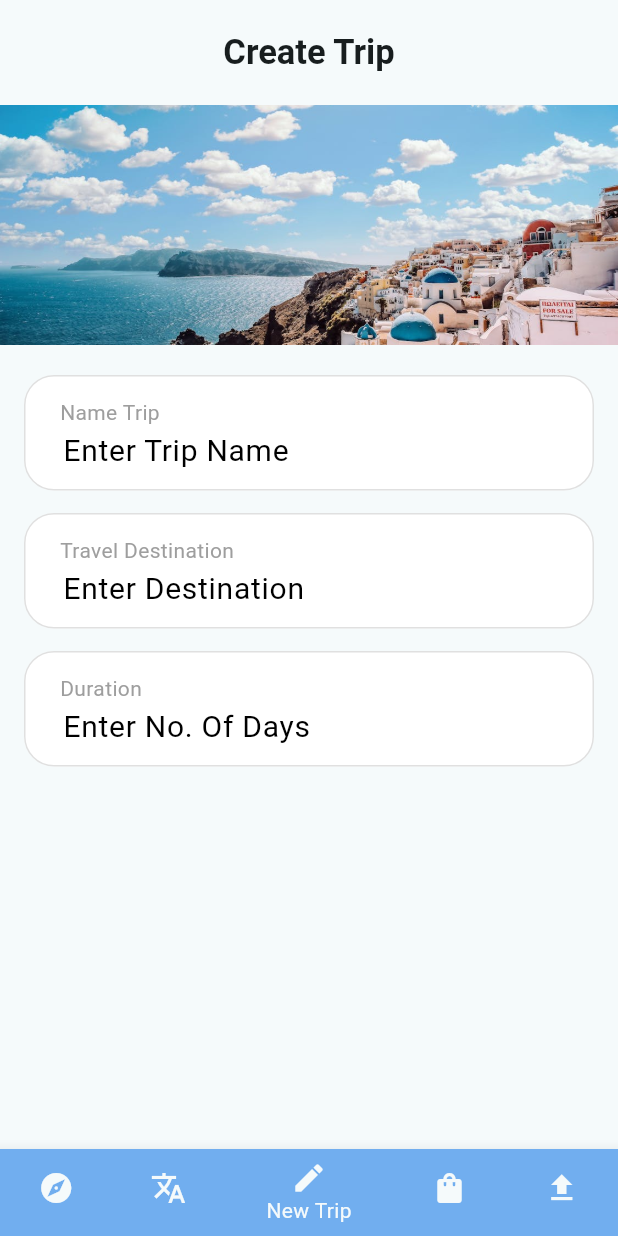
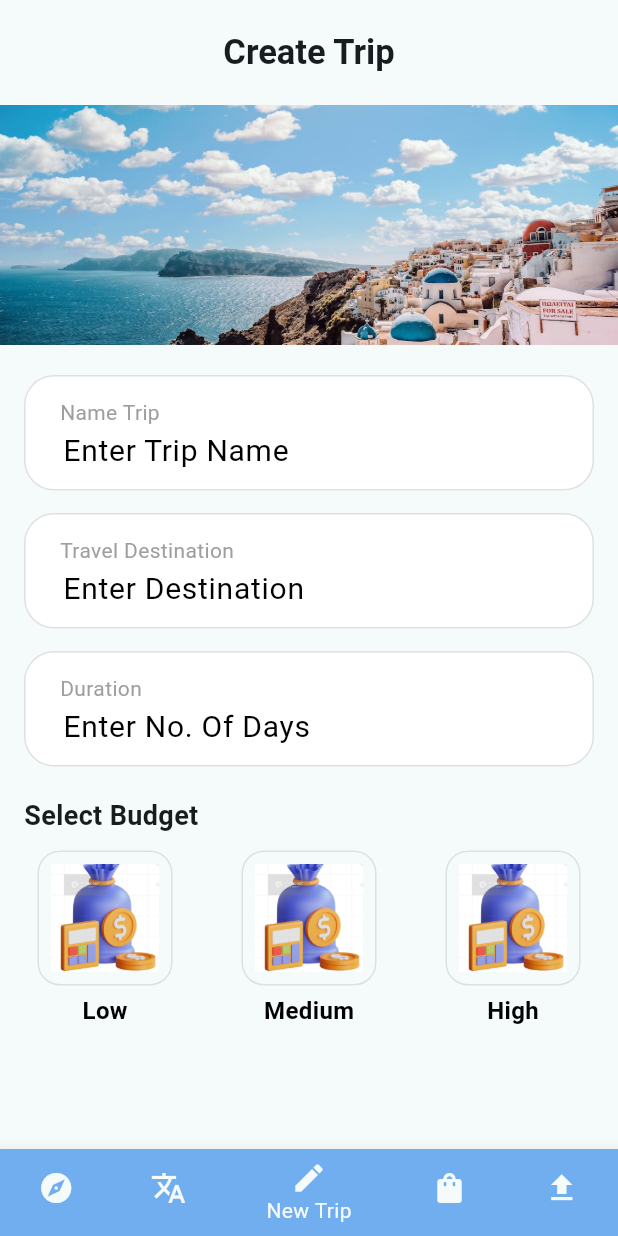
Before and after one commit to abhidnya04/TripMate, a Flutter app: the screen it shows after launch, item 3 of the bottom bar chosen, on a phone screen of 412 x 824 dp. Run offline on Flutter 3.47's test engine with Material 3 defaults, Android fonts, the light colour scheme and no system bars; our stand-ins replace image_picker, supabase_flutter; accounts and stored records are empty.

Commit message:
create trip changes

```diff
--- a/lib/pages/create_trip.dart
+++ b/lib/pages/create_trip.dart
@@ -8,6 +8,7 @@ class CreateTrip extends StatefulWidget {
 }
 
 class _CreateTripState extends State<CreateTrip> {
+  String selectedBudget = ""; // To track the selected budget
   @override
   Widget build(BuildContext context) {
     return Scaffold(
@@ -35,11 +36,35 @@ class _CreateTripState extends State<CreateTrip> {
 
           // Using CustomTextField component
           //Trip name
-          const CustomTextField(label: "Name Trip", hintText: "Enter Trip Name"),
+          const CustomTextField(
+              label: "Name Trip", hintText: "Enter Trip Name"),
           const SizedBox(height: 15),
-          const CustomTextField(label: "Travel Destination", hintText: "Enter Destination"),
+          const CustomTextField(
+              label: "Travel Destination", hintText: "Enter Destination"),
           const SizedBox(height: 15),
-          const CustomTextField(label: "Duration", hintText: "Enter No. Of Days"),
+          const CustomTextField(
+              label: "Duration", hintText: "Enter No. Of Days"),
+
+          const SizedBox(height: 20),
+
+          // Budget Selection
+          const Padding(
+            padding: EdgeInsets.symmetric(horizontal: 16.0),
+            child: Text(
+              "Select Budget",
+              style: TextStyle(fontSize: 18, fontWeight: FontWeight.bold),
+            ),
+          ),
+          const SizedBox(height: 10),
+
+          BudgetSelection(
+            selectedBudget: selectedBudget,
+            onBudgetSelected: (budget) {
+              setState(() {
+                selectedBudget = budget;
+              });
+            },
+          ),
         ],
       ),
     );
@@ -51,7 +76,8 @@ class CustomTextField extends StatelessWidget {
   final String label;
   final String hintText;
 
-  const CustomTextField({super.key, required this.label, required this.hintText});
+  const CustomTextField(
+      {super.key, required this.label, required this.hintText});
 
   @override
   Widget build(BuildContext context) {
@@ -63,7 +89,8 @@ class CustomTextField extends StatelessWidget {
             textAlignVertical: TextAlignVertical.bottom,
             style: const TextStyle(fontSize: 20, color: Colors.black),
             decoration: InputDecoration(
-              contentPadding: const EdgeInsets.only(top: 35, left: 22, bottom: 12),
+              contentPadding:
+                  const EdgeInsets.only(top: 35, left: 22, bottom: 12),
               hintText: hintText,
               hintStyle: const TextStyle(color: Colors.black, fontSize: 20),
               filled: true,
@@ -100,10 +127,96 @@ class CustomTextField extends StatelessWidget {
   }
 }
 
+/// **Budget Selection Component**
+class BudgetSelection extends StatelessWidget {
+  final String selectedBudget;
+  final Function(String) onBudgetSelected;
 
+  const BudgetSelection({
+    super.key,
+    required this.selectedBudget,
+    required this.onBudgetSelected,
+  });
 
+  @override
+  Widget build(BuildContext context) {
+    return Padding(
+      padding: const EdgeInsets.symmetric(horizontal: 25.0),
+      child: Row(
+        mainAxisAlignment: MainAxisAlignment.spaceBetween,
+        children: [
+          BudgetButton(
+            label: "Low",
+            imagePath: "lib/images/budget.png",
+            isSelected: selectedBudget == "Low",
+            onTap: () => onBudgetSelected("Low"),
+          ),
+          BudgetButton(
+            label: "Medium",
+            imagePath: "lib/images/budget.png",
+            isSelected: selectedBudget == "Medium",
+            onTap: () => onBudgetSelected("Medium"),
+          ),
+          BudgetButton(
+            label: "High",
+            imagePath: "lib/images/budget.png",
+            isSelected: selectedBudget == "High",
+            onTap: () => onBudgetSelected("High"),
+          ),
+        ],
+      ),
+    );
+  }
+}
 
+/// **Reusable Budget Button Component**
+class BudgetButton extends StatelessWidget {
+  final String label;
+  final String imagePath;
+  final bool isSelected;
+  final VoidCallback onTap;
 
+  const BudgetButton({
+    super.key,
+    required this.label,
+    required this.imagePath,
+    required this.isSelected,
+    required this.onTap,
+  });
+
+@override
+  Widget build(BuildContext context) {
+    return GestureDetector(
+      onTap: onTap,
+      child: Column(
+        children: [
+          Container(
+            width: 90, // Set a fixed width
+            height: 90, // Set a fixed height
+            padding: const EdgeInsets.all(8),
+            decoration: BoxDecoration(
+              border: Border.all(
+                color: isSelected ? Colors.blue : Colors.grey[300]!,
+                width: isSelected ? 2 : 1,
+              ),
+              borderRadius: BorderRadius.circular(15),
+            ),
+child: Image.asset(imagePath, fit: BoxFit.cover,),
+          ),
+          const SizedBox(height: 5),
+          Text(
+            label,
+            style: TextStyle(
+              fontSize: 16,
+              fontWeight: FontWeight.bold,
+              color: isSelected ? Colors.blue : Colors.black,
+            ),
+          ),
+        ],
+      ),
+    );
+  }
+}
 
 
 
--- a/pubspec.yaml
+++ b/pubspec.yaml
@@ -74,6 +74,7 @@ flutter:
     - lib/images/google.png
     - lib/images/TravelLuggage.png
     - lib/images/travel.jpeg
+    - lib/images/budget.png
 
   # An image asset can refer to one or more resolution-specific "variants", see
   # https://flutter.dev/assets-and-images/#resolution-aware
```
Also changed, not shown: lib/images/budget.png (added).
